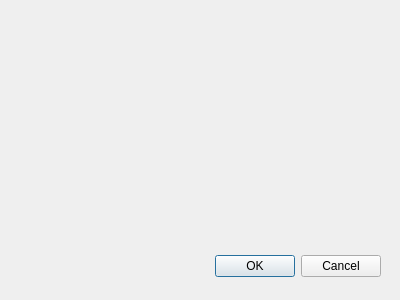
The window that src/proyecto.ui (EnriqueB938/ProyectoIS_equipo202) describes before a commit, drawn with Qt 5.
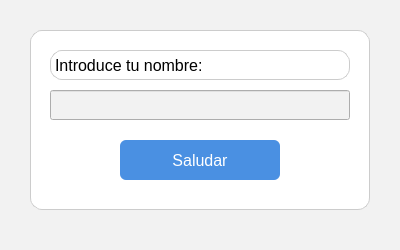
The same window after the commit.

Patch:
```diff
--- a/src/proyecto.ui
+++ b/src/proyecto.ui
@@ -1,33 +1,91 @@
 <?xml version="1.0" encoding="UTF-8"?>
 <ui version="4.0">
- <class>Botones</class>
- <widget class="QDialog" name="Botones">
+ <class>ProyectoWindow</class>
+ <widget class="QWidget" name="ProyectoWindow">
   <property name="geometry">
    <rect>
     <x>0</x>
     <y>0</y>
     <width>400</width>
-    <height>300</height>
+    <height>250</height>
    </rect>
   </property>
   <property name="windowTitle">
    <string>Dialog</string>
   </property>
-  <widget class="QDialogButtonBox" name="buttonBox">
+  <property name="styleSheet">
+   <string notr="true">
+     QWidget {
+        background-color: #f2f2f2;
+        font-family: "Segoe UI";
+        font-size: 12pt;
+     }
+     QFrame {
+        background-color: white;
+        border-radius: 12px;
+        border: 1px solid #cccccc;
+     }
+     QPushButton {
+        background-color: #4a90e2;
+        color: white;
+        padding: 8px;
+        border-radius: 6px;
+     }
+     QPushButton:hover {
+        background-color: #357ABD;
+     }
+   </string>
+  </property>
+
+  <widget class="QFrame" name="frame">
    <property name="geometry">
     <rect>
-     <x>40</x>
-     <y>250</y>
-     <width>341</width>
-     <height>32</height>
+     <x>30</x>
+     <y>30</y>
+     <width>340</width>
+     <height>180</height>
     </rect>
    </property>
-   <property name="orientation">
-    <enum>Qt::Horizontal</enum>
-   </property>
-   <property name="standardButtons">
-    <set>QDialogButtonBox::Cancel|QDialogButtonBox::Ok</set>
-   </property>
+
+   <widget class="QLabel" name="label">
+    <property name="geometry">
+     <rect>
+      <x>20</x>
+      <y>20</y>
+      <width>300</width>
+      <height>30</height>
+     </rect>
+    </property>
+    <property name="text">
+     <string>Introduce tu nombre:</string>
+    </property>
+   </widget>
+
+   <widget class="QLineEdit" name="inputNombre">
+    <property name="geometry">
+     <rect>
+      <x>20</x>
+      <y>60</y>
+      <width>300</width>
+      <height>30</height>
+     </rect>
+    </property>
+   </widget>
+
+   <widget class="QPushButton" name="botonSaludar">
+    <property name="geometry">
+     <rect>
+      <x>90</x>
+      <y>110</y>
+      <width>160</width>
+      <height>40</height>
+     </rect>
+    </property>
+    <property name="text">
+     <string>Saludar</string>
+    </property>
+   </widget>
+
   </widget>
  </widget>
  <resources/>
```
Left out of the diff: 38 changed lines with no effect on the pictures.
